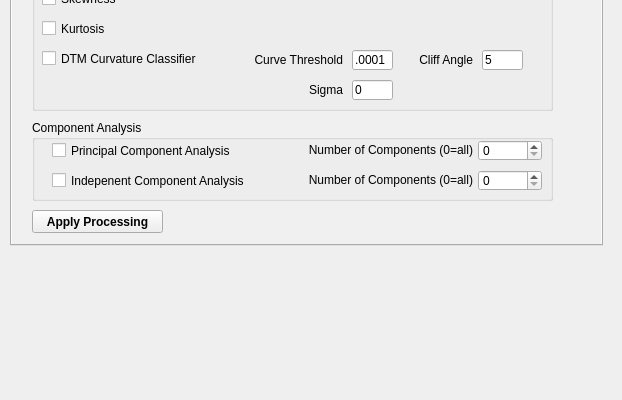
Old version of the form SGTool_dockwidget_base.ui in the repository swaxi/SGTool; both pictures show x 0 to 622 and y 425 to 825 of the 622 by 825 pixel window.
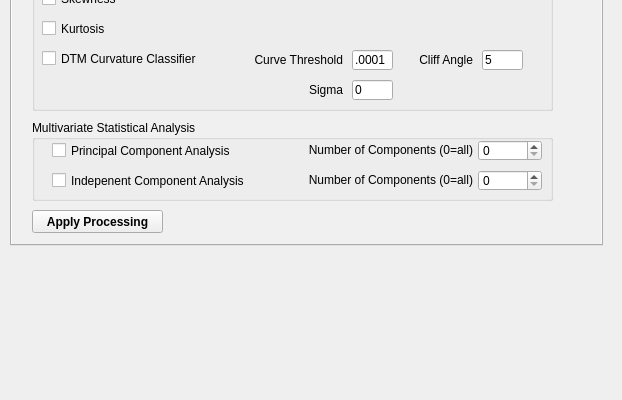
New version of the form. The open tabs and pages were chosen to show the change. Custom widgets are drawn as their Qt base class.

Commit message: change name of analysis group

The edit to the form file:
```diff
--- a/SGTool_dockwidget_base.ui
+++ b/SGTool_dockwidget_base.ui
@@ -1695,7 +1695,7 @@
        </rect>
       </property>
       <property name="title">
-       <string>Component Analysis</string>
+       <string>Multivariate Statistical Analysis</string>
       </property>
       <widget class="QCheckBox" name="checkBox_PCA">
        <property name="geometry">
```
The commit also changes 1 other file.
